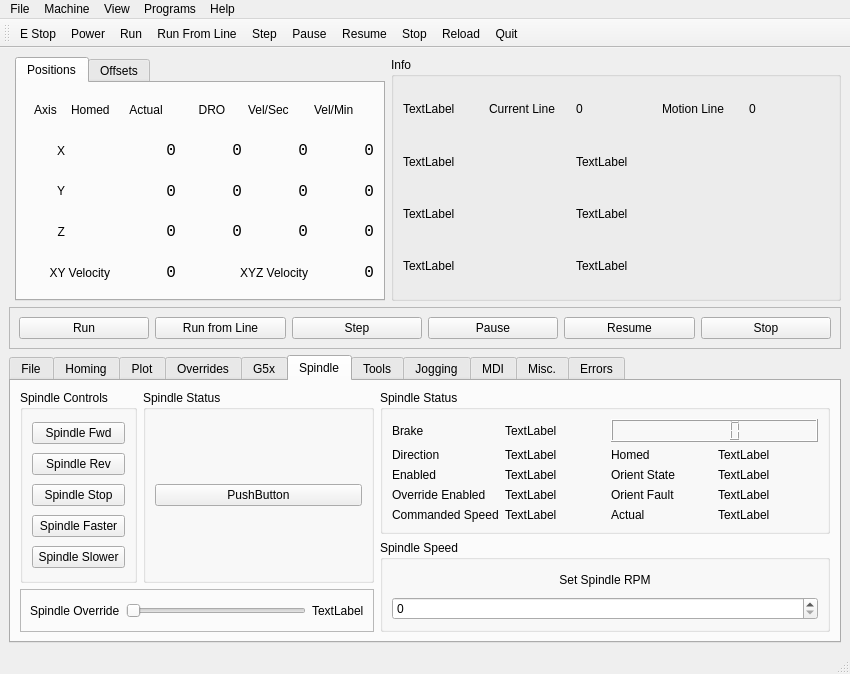
First picture: the form in examples/features/plc/plc.ui, repository jethornton/flexgui, before the edit.
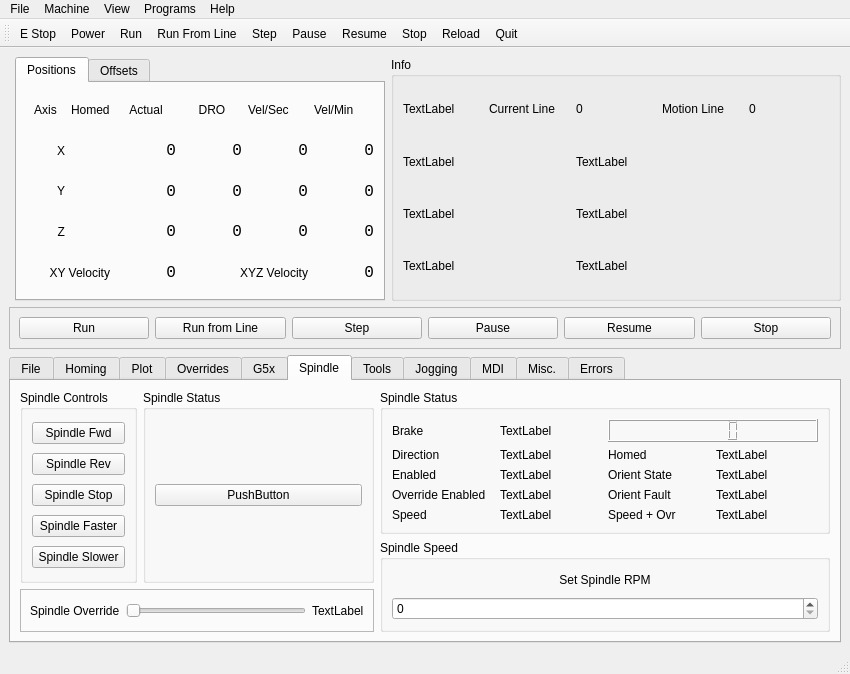
Second picture: the form after the edit. The open tabs and pages were chosen to show the change.

```diff
--- a/examples/features/plc/plc.ui
+++ b/examples/features/plc/plc.ui
@@ -650,7 +650,7 @@
            <item row="4" column="0">
             <widget class="QLabel" name="label_35">
              <property name="text">
-              <string>Commanded Speed</string>
+              <string>Speed</string>
              </property>
             </widget>
            </item>
@@ -706,7 +706,7 @@
            <item row="4" column="2">
             <widget class="QLabel" name="label_33">
              <property name="text">
-              <string>Actual</string>
+              <string>Speed + Ovr</string>
              </property>
             </widget>
            </item>
```
Left out of the diff: 4 changed lines with no effect on the pictures.
